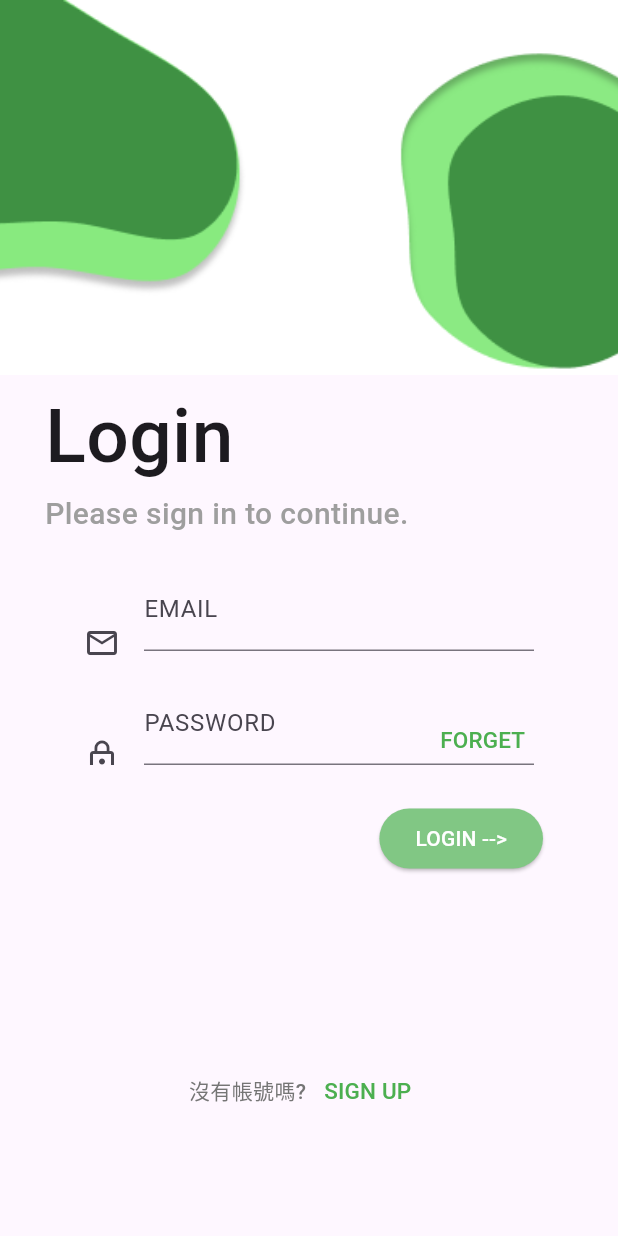
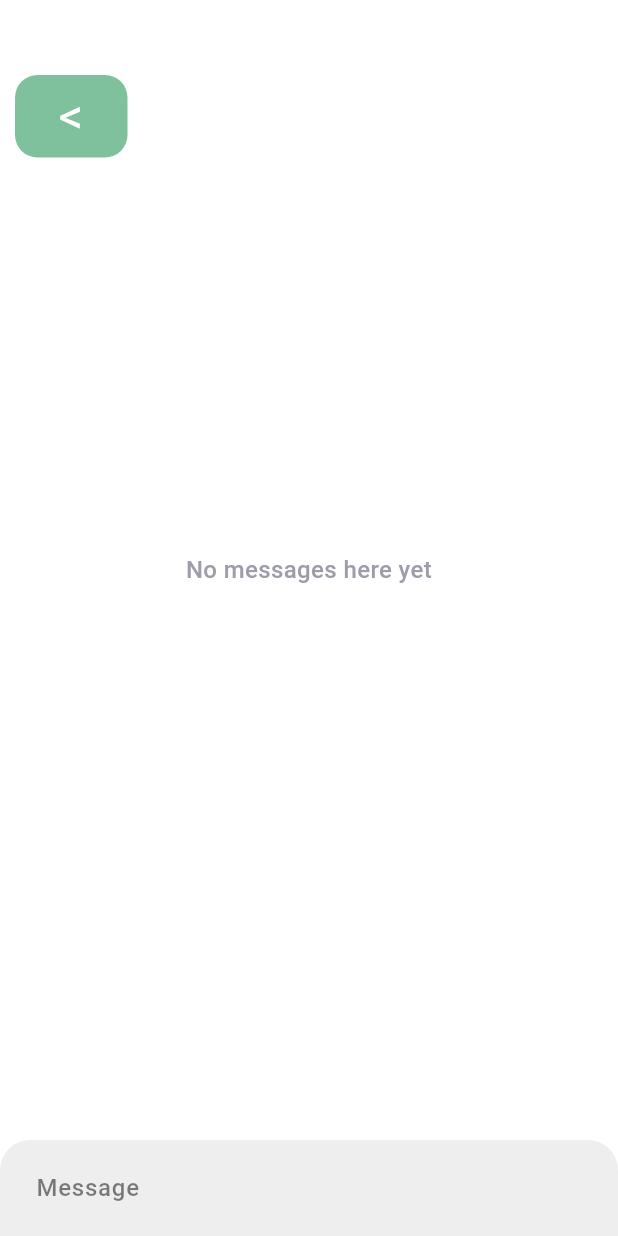
Before and after one commit to manipulateed/-, a Flutter app: the screen it shows after launch, on a phone screen of 412 x 824 dp. Run offline on Flutter 3.47's test engine with Material 3 defaults, Android fonts, the phone set to English and light mode, and no system bars; our stand-ins replace calendar_date_picker2, flutter_chat_types, flutter_chat_ui, flutter_spinkit, quickalert, shared_preferences; Roboto replaces fonts that are missing (Indie Flower).

Commit message:
20240709_chatView

```diff
--- a/view/lib/constants/route.dart
+++ b/view/lib/constants/route.dart
@@ -1,5 +1,6 @@
 
 import 'package:flutter/material.dart';
+import 'package:view/pages/chat_View.dart';
 import 'package:view/pages/base_View.dart';
 import 'package:view/pages/home_View.dart';
 import 'package:view/pages/through_View.dart';
@@ -8,8 +9,10 @@ import 'package:view/pages/signup_View.dart';
 import 'package:view/pages/collectionlist_View.dart';
 import 'package:view/pages/account_View.dart';
 
+
 class Routes {
 
+  static const String chatView = '/chatview';
   static const String baseview = '/baseview';
   static const String throughview = '/throughview';
   static const String loginview = '/loginview';
@@ -20,6 +23,7 @@ class Routes {
 
   static Map<String, WidgetBuilder> getRoutes() {
     return {
+      chatView: (context) => ChatView(),
       baseview:(context)=> BaseView(),
       throughview:(context)=> ThroughView(),
       loginview:(context)=> LoginView(),
--- a/view/lib/main.dart
+++ b/view/lib/main.dart
@@ -1,7 +1,6 @@
 
 import 'package:flutter/material.dart';
 import 'package:shared_preferences/shared_preferences.dart';
-
 import 'package:view/constants/route.dart';
 
 
@@ -12,7 +11,7 @@ Future<void> main() async {
 
   runApp(MaterialApp(
     debugShowCheckedModeBanner: false,
-    initialRoute: loginState == null ? Routes.loginview : Routes.baseview,
+    initialRoute: loginState == null ? Routes.chatView : Routes.baseview,
     routes: Routes.getRoutes(),
   ));
 }
--- /dev/null
+++ b/view/lib/pages/chat_View.dart
@@ -0,0 +1,118 @@
+import 'dart:convert';
+import 'dart:math';
+
+import 'package:flutter/material.dart';
+import 'package:flutter_chat_types/flutter_chat_types.dart' as types;
+import 'package:flutter_chat_ui/flutter_chat_ui.dart';
+
+// For the testing purposes, you should probably use https://pub.dev/packages/uuid.
+String randomString() {
+  final random = Random.secure();
+  final values = List<int>.generate(16, (i) => random.nextInt(255));
+  return base64UrlEncode(values);
+}
+
+
+class ChatView extends StatefulWidget {
+  const ChatView({super.key});
+
+
+  @override
+  //_ChatViewState createState() => _ChatViewState();
+  State<ChatView> createState() => _ChatViewState();
+}
+
+
+class _ChatViewState extends State<ChatView> {
+  final List<types.Message> _messages = [];//歷史訊息列表
+  final _user = const types.User(id: '82091008-a484-4a89-ae75-a22bf8d6f3ac');//user 自己
+  final _chatBot = const types.User(id: 'chatBot_id'); // 假設有一個不同的對方用戶 ID
+
+  late final types.TextMessage replyMessage;
+
+  @override
+  Widget build(BuildContext context) {
+    return Scaffold(
+
+      body: Stack(
+        children: [
+          Chat(
+            messages: _messages,
+            onSendPressed: _handleSendPressed,
+            user: _user,
+            theme: DefaultChatTheme(
+              inputBackgroundColor: Colors.grey[200]!,
+              inputTextColor: Colors.black,
+              primaryColor: Color.fromRGBO(95, 178, 132, 0.8),
+              backgroundColor: Colors.white,
+              messageInsetsHorizontal: 10,
+              messageInsetsVertical: 10,
+              userAvatarNameColors: [Colors.black],
+              receivedMessageBodyTextStyle: TextStyle(color: Colors.black),
+              sentMessageBodyTextStyle: TextStyle(color: Colors.white),
+              //receivedMessageBackgroundColor: Colors.grey[300]!,
+              //sentMessageBackgroundColor: Colors.blue,
+            ),
+          ),
+          Positioned(
+            top: 50,
+            left: 10,
+            child: Container(
+              width: 75,
+              height: 55,
+              decoration: BoxDecoration(
+                borderRadius: BorderRadius.circular(15),
+                color: Color.fromRGBO(95, 178, 132, 0.8),
+              ),
+              alignment: Alignment.center,
+              child: Text(
+                '<',
+                textAlign: TextAlign.center,
+                style: TextStyle(
+                  color: Colors.white,
+                  fontFamily: 'Indie Flower',
+                  fontSize: 32,
+                  fontWeight: FontWeight.normal,
+                ),
+              ),
+            ),
+          ),
+        ],
+      ),
+    );
+  }
+
+
+  void _addMessage(types.Message message) {
+    setState(() {
+      //新增新訊息時，將資料插入到index 0的位置，並且setState刷新UI
+      _messages.insert(0, message);
+    });
+  }
+
+  _ChatViewState() {
+    replyMessage = types.TextMessage(
+      author: _chatBot,
+      createdAt: DateTime
+          .now()
+          .millisecondsSinceEpoch + 1000,
+      id: randomString(),
+      text: 'This is a reply from the other user.',
+    );
+  }
+
+  //當點擊send按鈕時，會從Chat Widget中觸發此函數並將訊息資料傳出。
+  //根據資料內容可以創建新的`TextMessage`並加入訊息歷史列表中
+  void _handleSendPressed(types.PartialText message) {
+    final textMessage = types.TextMessage(
+      author: _user,//自己
+      createdAt: DateTime.now().millisecondsSinceEpoch,//訊息建立時間，我個人偏向使用伺服器的時間
+      id: randomString(),//每一個message要有獨立的id
+      text: message.text,//文字訊息
+    );
+
+    _addMessage(textMessage);
+    _addMessage(replyMessage); // 插入對方的回覆訊息
+
+  }
+}
--- a/view/lib/pages/login_View.dart
+++ b/view/lib/pages/login_View.dart
@@ -98,7 +98,7 @@ class _LoginViewState extends State<LoginView> {
                   right: 50,
                   child: TextButton(
                     style: TextButton.styleFrom(
-                      primary: Colors.greenAccent,
+                      backgroundColor: Colors.greenAccent,
                     ),
                     child: Text(
                       'FORGET',
@@ -121,8 +121,8 @@ class _LoginViewState extends State<LoginView> {
                 padding: const EdgeInsets.fromLTRB(0, 0, 50, 0),
                 child: ElevatedButton(
                   style: ElevatedButton.styleFrom(
-                    primary: Color(0xFF81C784), // background
-                    onPrimary: Colors.white, // foreground
+                    backgroundColor: Color(0xFF81C784), // background
+                    foregroundColor: Colors.white, // foreground
                   ),
                   onPressed: (){
                     Login_SVS login = new Login_SVS(email: email, password: password);
@@ -151,7 +151,7 @@ class _LoginViewState extends State<LoginView> {
                 ),
                 TextButton(
                   style: TextButton.styleFrom(
-                    primary: Colors.greenAccent,
+                    backgroundColor: Colors.greenAccent,
                   ),
                   child: Text(
                     'SIGN UP',
--- a/view/lib/pages/signup_View.dart
+++ b/view/lib/pages/signup_View.dart
@@ -176,8 +176,8 @@ class _SignupViewState extends State<SignupView> {
               padding: const EdgeInsets.fromLTRB(0, 0, 50, 0),
               child: ElevatedButton(
                 style: ElevatedButton.styleFrom(
-                  primary: Color(0xFF81C784), // background
-                  onPrimary: Colors.white, // foreground
+                  backgroundColor: Color(0xFF81C784), // background
+                  foregroundColor: Colors.white, // foreground
                 ),
                 onPressed: (){},
                 child: Text(
@@ -203,7 +203,7 @@ class _SignupViewState extends State<SignupView> {
               ),
               TextButton(
                 style: TextButton.styleFrom(
-                  primary: Colors.greenAccent,
+                  backgroundColor: Colors.greenAccent,
                 ),
                 child: Text(
                   'LOG IN',
--- a/view/pubspec.yaml
+++ b/view/pubspec.yaml
@@ -30,8 +30,11 @@ environment:
 dependencies:
   flutter:
     sdk: flutter
+  flutter_svg: ^0.22.0
   shared_preferences: ^2.2.3
   flutter_spinkit: ^5.2.1
+  flutter_chat_ui: ^1.6.8
+  flutter_chat_types: ^3.6.2
   calendar_date_picker2: ^1.0.2
   quickalert: ^1.1.0
   http: ^1.2.0
```
Also changed, not shown: view/pubspec.lock, 6 other files.
